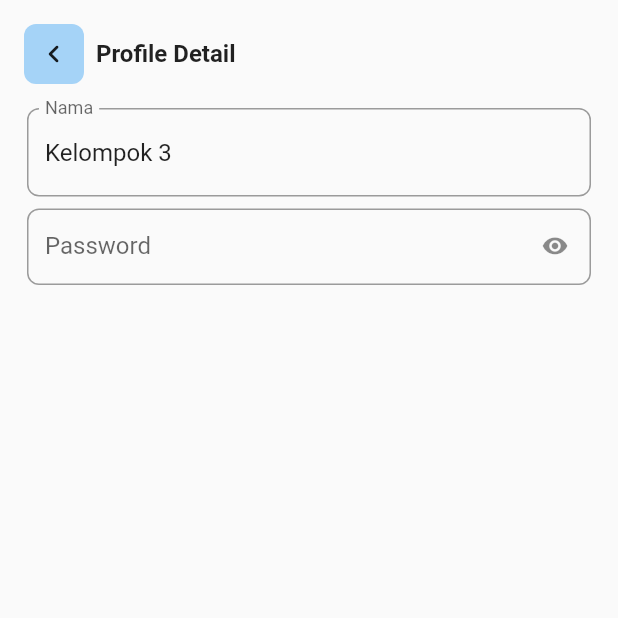
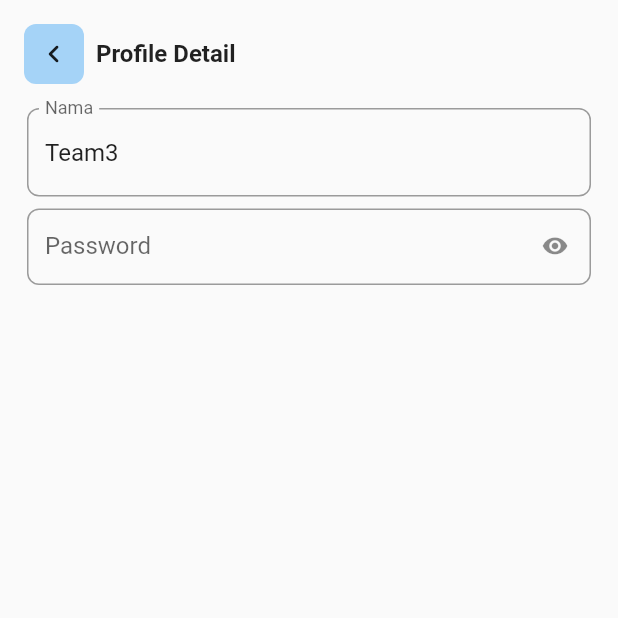
Before and after one commit to azril14januar/prak_mobile_kelompok3, a Flutter app: the ProfileDetail screen opened by its route, on a phone screen of 412 x 824 dp, the top half of it. Run offline on Flutter 3.47's test engine with Material 2 defaults, Android fonts, the phone set to English and light mode, and no system bars; our stand-ins replace go_router; accounts and stored records are empty; network calls fail.

```diff
--- a/lib/configs/app_routes.dart
+++ b/lib/configs/app_routes.dart
@@ -1,10 +1,12 @@
 import 'package:flutter/material.dart';
 import 'package:go_router/go_router.dart';
+import 'package:pertemuan_v/models/user.dart';
 import 'package:pertemuan_v/modules/home_screen/home_screen.dart';
 import 'package:pertemuan_v/modules/news_detail_screen/news_detail_screen.dart';
 import 'package:pertemuan_v/modules/profile_detail/profile_detail.dart';
 import 'package:pertemuan_v/modules/splash_screen/splash_screen.dart';
 
+import '../models/news.dart';
 import '../models/user.dart';
 
 class AppRoutes {
@@ -19,19 +21,21 @@ class AppRoutes {
     );
   }
 
-  static Page _profileScreenBuilder(BuildContext context, GoRouterState state) {
-    late User user;
-    if (state.extra != null && state.extra is User) {
-      user = state.extra as User;
-    } else {
-      user = User.dummy();
-    }
+   static Page _profileScreenBuilder(BuildContext context, GoRouterState state) {
+      late User user;
+      if (state.extra != null && state.extra is User){
+          user = state.extra as User;
+      }  else {
+        user = User.dummy();
+      }
+
     return MaterialPage(
       child: ProfileDetail(
-        user: user,
+        user: user
       ),
     );
   }
+
 
   static Page _homeScreenBuilder(BuildContext context, GoRouterState state) {
     return const MaterialPage(
@@ -46,6 +50,7 @@ class AppRoutes {
     return MaterialPage(
       child: NewsDetailScreen(
         id: state.params["id"]!,
+        news: state.extra as News,
       ),
     );
   }
@@ -63,6 +68,11 @@ class AppRoutes {
         pageBuilder: _homeScreenBuilder,
         routes: [
           GoRoute(
+            name: newsDetail,
+            path: "news-detail:id",
+            pageBuilder: _newsDetailScreenBuilder,
+          ),
+          GoRoute(
             name: profileDetail,
             path: "profile-detail",
             pageBuilder: _profileScreenBuilder,
--- a/lib/main.dart
+++ b/lib/main.dart
@@ -11,6 +11,8 @@ class MyApp extends StatelessWidget {
   @override
   Widget build(BuildContext context) {
     return MaterialApp.router(
+      debugShowCheckedModeBanner: false,
+      title: "DISPATCH",
       routerDelegate: AppRoutes.goRouter.routerDelegate,
       routeInformationParser: AppRoutes.goRouter.routeInformationParser,
       routeInformationProvider: AppRoutes.goRouter.routeInformationProvider,
--- a/lib/models/user.dart
+++ b/lib/models/user.dart
@@ -29,9 +29,9 @@ class User {
   factory User.dummy() {
     return User(
       id: 001,
-      name: "Kelompok 3",
-      username: "kelompok_thebest",
-      email: "kelompok3@email.com",
+      name: "Team3",
+      username: "theteam3",
+      email: "team3@email.com",
       profilePhoto:
           "https://tse4.mm.bing.net/th?id=OIP.5OZLhPrTsZXQOx48SILe_gHaLR&pid=Api&P=0",
       phoneNumber: "085123456789",
--- a/lib/modules/home_screen/home_screen.dart
+++ b/lib/modules/home_screen/home_screen.dart
@@ -155,9 +155,8 @@ class _HomeScreenState extends State<HomeScreen> {
               onTap: () {
                 GoRouter.of(context).goNamed(
                   AppRoutes.profileDetail,
-                  extra: User.dummy()
+                  extra: User.dummy(),
                 );
-
               },
               child: Container(
                 padding: const EdgeInsets.all(8),
--- a/lib/modules/news_detail_screen/news_detail_screen.dart
+++ b/lib/modules/news_detail_screen/news_detail_screen.dart
@@ -2,7 +2,7 @@ import 'package:flutter/material.dart';
 import 'package:pertemuan_v/models/news.dart';
 
 class NewsDetailScreen extends StatefulWidget {
-  NewsDetailScreen({
+  const NewsDetailScreen({
     super.key,
     required this.id,
     this.news,
@@ -23,7 +23,6 @@ class _NewsDetailScreenState extends State<NewsDetailScreen> {
       body: SafeArea(
         child: SingleChildScrollView(
           scrollDirection: Axis.vertical,
-          child: Container(
           child: Column(
             crossAxisAlignment: CrossAxisAlignment.start,
             children: [
@@ -65,7 +64,7 @@ class _NewsDetailScreenState extends State<NewsDetailScreen> {
                   Padding(
                     padding: const EdgeInsets.only(
                         bottom: 10, left: 16, right: 16, top: 20),
-                      child: Container(
+                    child: SizedBox(
                       width: MediaQuery.of(context).size.width,
                       child: Column(children: [
                         Text(
@@ -162,7 +161,6 @@ class _NewsDetailScreenState extends State<NewsDetailScreen> {
           ),
         ),
       ),
-      ),
     );
   }
 }
```
Also changed, not shown: lib/modules/home_screen/fragments/home_fragment/home_fragment_widgets.dart (line endings or trailing spaces). Lines whose indentation alone changed are shown as unchanged.
